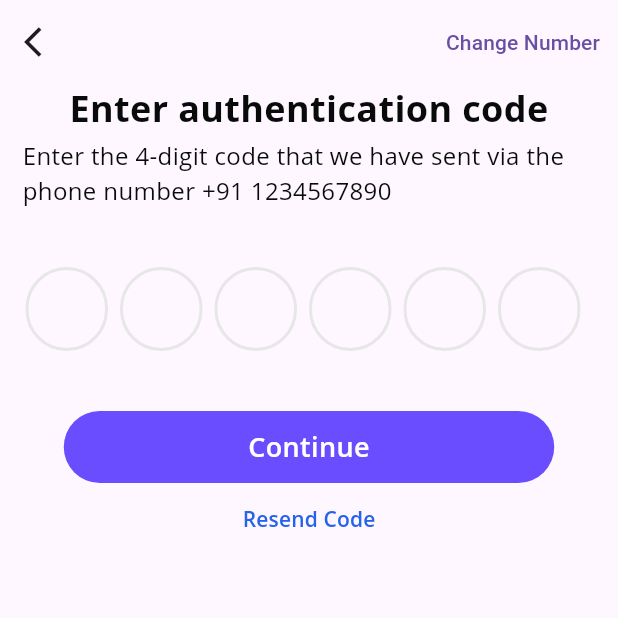
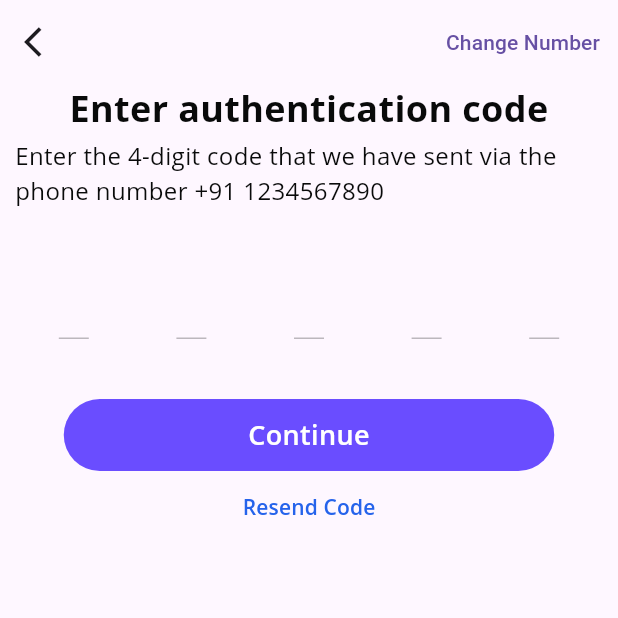
Before and after one commit to VanshitaKanodia/OnBoardApp, a Flutter app: the screen it shows after launch, on a phone screen of 412 x 824 dp, the top half of it. Run offline on Flutter 3.47's test engine with Material 3 defaults, Android fonts, the phone set to English and light mode, and no system bars; drawn by our look-alikes of flutter_otp_text_field, otp_text_field; our stand-ins replace flutter_blue, flutter_blue_plus, flutter_tts, get, permission_handler; missing offline and left inert: fl_country_code_picker; Roboto replaces fonts that are missing (Open Sans).

Commit message:
otp box design

```diff
--- a/lib/auth_page/otp_screen.dart
+++ b/lib/auth_page/otp_screen.dart
@@ -1,6 +1,6 @@
 import 'package:flutter/material.dart';
-import 'package:flutter_otp_text_field/flutter_otp_text_field.dart';
-import 'package:pinput/pinput.dart';
+import 'package:otp_text_field/otp_text_field.dart';
+import 'package:otp_text_field/style.dart';
 
 class OtpPage extends StatefulWidget {
   const OtpPage({super.key});
@@ -10,6 +10,7 @@ class OtpPage extends StatefulWidget {
 }
 
 class _OtpPageState extends State<OtpPage> {
+  OtpFieldController otpController = OtpFieldController();
   @override
   Widget build(BuildContext context) {
     return SafeArea(
@@ -21,7 +22,7 @@ class _OtpPageState extends State<OtpPage> {
           ],
         ),
         body: Padding(
-          padding: const EdgeInsets.all(15.0),
+          padding: const EdgeInsets.only(top: 15, left: 10, right: 10),
           child: Column(
             crossAxisAlignment: CrossAxisAlignment.center,
             mainAxisAlignment: MainAxisAlignment.start,
@@ -47,21 +48,34 @@ class _OtpPageState extends State<OtpPage> {
                   fontWeight: FontWeight.w400,
                 ),
               ),
-              Padding(
+              Container(
+                width: MediaQuery.of(context).size.width,
                 padding: EdgeInsets.symmetric(vertical: 40.0),
-                child:
-                OtpTextField(
-                  borderRadius: const BorderRadius.all(Radius.circular(280)),
-                  fieldWidth: 55,
-                  numberOfFields: 6,
-                  borderColor: const Color(0xFF512DA8),
-                  showFieldAsBox: true,
-                  onCodeChanged: (String code) {},
-                  onSubmit: (String verificationCode) {
-                    verificationCode = '';
-                  }, // end onSubmit
-                ),
+                child: OTPTextField(
+                    controller: otpController,
+                    length: 5,
+                    textFieldAlignment: MainAxisAlignment.spaceAround,
+                    fieldWidth: 20,
+                    fieldStyle: FieldStyle.underline,
+                    style: TextStyle(fontSize: 17),
+                    onChanged: (pin) {
+                      print("Changed: " + pin);
+                    },
+                    onCompleted: (pin) {
+                      print("Completed: " + pin);
+                    }),
               ),
+                // OtpTextField(
+                //   // borderRadius: const BorderRadius.all(Radius.circular(280)),
+                //   fieldWidth: 55,
+                //   numberOfFields: 6,
+                //   borderColor: const Color(0xFF512DA8),
+                //   showFieldAsBox: true,
+                //   onCodeChanged: (String code) {},
+                //   onSubmit: (String verificationCode) {
+                //     verificationCode = '';
+                //   }, // end onSubmit
+                // ),
               GestureDetector(
                   onTap: () {},
                   child: Column(
@@ -107,7 +121,7 @@ class _OtpPageState extends State<OtpPage> {
             ],
           ),
         ),
-      ),
+      )
     );
   }
 }
--- a/pubspec.yaml
+++ b/pubspec.yaml
@@ -46,6 +46,7 @@ dependencies:
   custom_navigation_bar: ^0.8.2
   http: ^1.2.1
   pinput: ^4.0.0
+  otp_text_field: ^1.1.3
 
 dev_dependencies:
   flutter_test:
```
Also changed, not shown: pubspec.lock.
